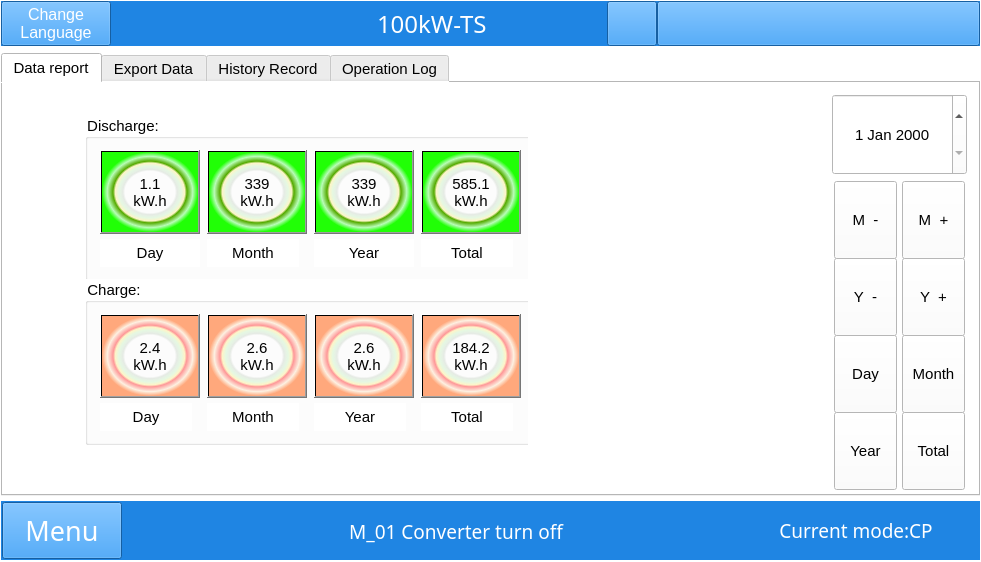
Above: win.ui from megarevolpr/Win before the change. Below: the same form after it.
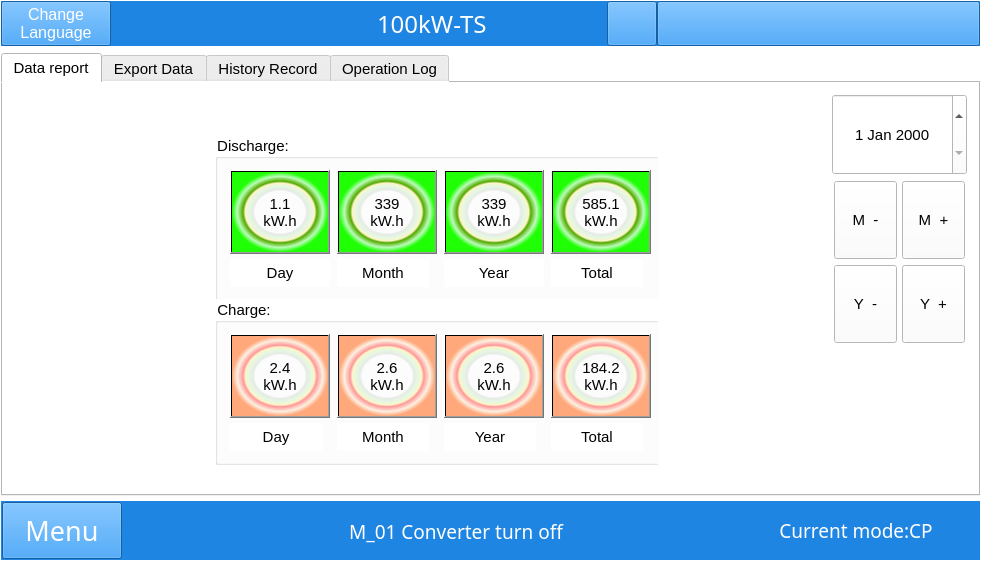
That is the form after the change. The open tabs and pages were chosen to show the change. Icons and pictures are not drawn.

What changed in the file:
```diff
--- a/win.ui
+++ b/win.ui
@@ -13,7 +13,7 @@
   <property name="minimumSize">
    <size>
     <width>981</width>
-    <height>562</height>
+    <height>561</height>
    </size>
   </property>
   <property name="maximumSize">
@@ -6921,7 +6921,7 @@
           </attribute>
           <layout class="QGridLayout" name="gridLayout_11">
            <item row="0" column="0">
-            <layout class="QHBoxLayout" name="horizontalLayout_23" stretch="10,1">
+            <layout class="QHBoxLayout" name="horizontalLayout_23" stretch="10,0">
              <property name="spacing">
               <number>3</number>
              </property>
@@ -6949,8 +6949,8 @@
                 <widget class="QWidget" name="verticalLayoutWidget_5">
                  <property name="geometry">
                   <rect>
-                   <x>60</x>
-                   <y>10</y>
+                   <x>190</x>
+                   <y>30</y>
                    <width>454</width>
                    <height>343</height>
                   </rect>
@@ -7511,42 +7511,17 @@
                     </widget>
                    </item>
                    <item>
-                    <widget class="QPushButton" name="Day_btn">
-                     <property name="minimumSize">
-                      <size>
-                       <width>63</width>
-                       <height>78</height>
-                      </size>
+                    <spacer name="verticalSpacer">
+                     <property name="orientation">
+                      <enum>Qt::Vertical</enum>
                      </property>
-                     <property name="maximumSize">
+                     <property name="sizeHint" stdset="0">
                       <size>
-                       <width>63</width>
-                       <height>78</height>
+                       <width>20</width>
+                       <height>40</height>
                       </size>
                      </property>
-                     <property name="text">
-                      <string>Day</string>
-                     </property>
-                    </widget>
-                   </item>
-                   <item>
-                    <widget class="QPushButton" name="Year_btn">
-                     <property name="minimumSize">
-                      <size>
-                       <width>63</width>
-                       <height>78</height>
-                      </size>
-                     </property>
-                     <property name="maximumSize">
-                      <size>
-                       <width>63</width>
-                       <height>78</height>
-                      </size>
-                     </property>
-                     <property name="text">
-                      <string>Year</string>
-                     </property>
-                    </widget>
+                    </spacer>
                    </item>
                   </layout>
                  </item>
@@ -7591,42 +7566,17 @@
                     </widget>
                    </item>
                    <item>
-                    <widget class="QPushButton" name="Month_btn">
-                     <property name="minimumSize">
-                      <size>
-                       <width>63</width>
-                       <height>78</height>
-                      </size>
+                    <spacer name="verticalSpacer_2">
+                     <property name="orientation">
+                      <enum>Qt::Vertical</enum>
                      </property>
-                     <property name="maximumSize">
+                     <property name="sizeHint" stdset="0">
                       <size>
-                       <width>63</width>
-                       <height>78</height>
+                       <width>20</width>
+                       <height>40</height>
                       </size>
                      </property>
-                     <property name="text">
-                      <string>Month</string>
-                     </property>
-                    </widget>
-                   </item>
-                   <item>
-                    <widget class="QPushButton" name="Total_btn">
-                     <property name="minimumSize">
-                      <size>
-                       <width>63</width>
-                       <height>78</height>
-                      </size>
-                     </property>
-                     <property name="maximumSize">
-                      <size>
-                       <width>63</width>
-                       <height>78</height>
-                      </size>
-                     </property>
-                     <property name="text">
-                      <string>Total</string>
-                     </property>
-                    </widget>
+                    </spacer>
                    </item>
                   </layout>
                  </item>
```
Left out of the diff: 4 changed lines with no effect on the pictures.
